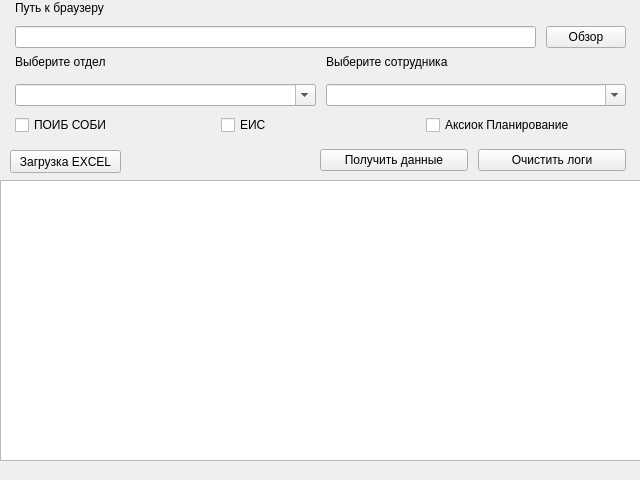
This is interfaces/MainWindow.ui in Ara-Bog/KingMatrixDesk as Qt 5 draws it before an edit. The edited form follows.
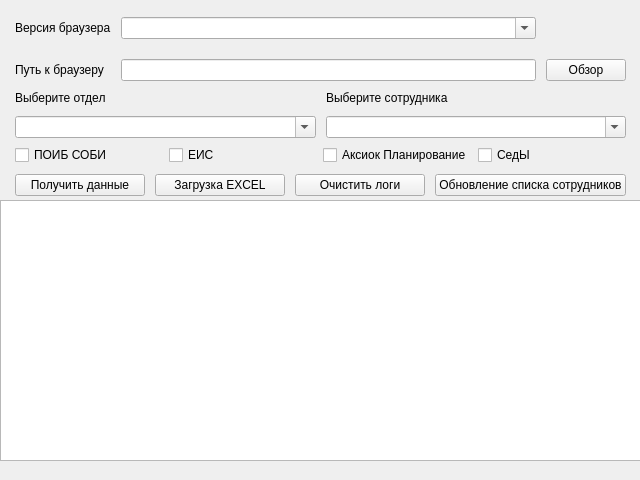
This is the edited form.

Patch:
```diff
--- a/interfaces/MainWindow.ui
+++ b/interfaces/MainWindow.ui
@@ -30,9 +30,9 @@
     <property name="geometry">
      <rect>
       <x>0</x>
-      <y>50</y>
+      <y>90</y>
       <width>641</width>
-      <height>61</height>
+      <height>51</height>
      </rect>
     </property>
     <layout class="QGridLayout" name="filterWrap">
@@ -121,7 +121,7 @@
     <property name="geometry">
      <rect>
       <x>0</x>
-      <y>110</y>
+      <y>140</y>
       <width>641</width>
       <height>31</height>
      </rect>
@@ -143,16 +143,6 @@
        </property>
       </widget>
      </item>
-     <item row="0" column="1">
-      <widget class="QCheckBox" name="checkerEis">
-       <property name="cursor">
-        <cursorShape>PointingHandCursor</cursorShape>
-       </property>
-       <property name="text">
-        <string>ЕИС</string>
-       </property>
-      </widget>
-     </item>
      <item row="0" column="2">
       <widget class="QCheckBox" name="checkerAxiok">
        <property name="cursor">
@@ -163,15 +153,35 @@
        </property>
       </widget>
      </item>
+     <item row="0" column="1">
+      <widget class="QCheckBox" name="checkerEis">
+       <property name="cursor">
+        <cursorShape>PointingHandCursor</cursorShape>
+       </property>
+       <property name="text">
+        <string>ЕИС</string>
+       </property>
+      </widget>
+     </item>
+     <item row="0" column="3">
+      <widget class="QCheckBox" name="checkerSeds">
+       <property name="cursor">
+        <cursorShape>PointingHandCursor</cursorShape>
+       </property>
+       <property name="text">
+        <string>СедЫ</string>
+       </property>
+      </widget>
+     </item>
     </layout>
    </widget>
    <widget class="QTreeView" name="outView">
     <property name="geometry">
      <rect>
       <x>0</x>
-      <y>180</y>
+      <y>200</y>
       <width>641</width>
-      <height>281</height>
+      <height>261</height>
      </rect>
     </property>
     <property name="editTriggers">
@@ -190,16 +200,19 @@
    <widget class="QWidget" name="horizontalLayoutWidget">
     <property name="geometry">
      <rect>
-      <x>320</x>
-      <y>140</y>
-      <width>321</width>
-      <height>41</height>
+      <x>0</x>
+      <y>170</y>
+      <width>641</width>
+      <height>31</height>
      </rect>
     </property>
     <layout class="QHBoxLayout" name="horizontalLayout">
      <property name="spacing">
       <number>10</number>
      </property>
+     <property name="leftMargin">
+      <number>15</number>
+     </property>
      <property name="rightMargin">
       <number>15</number>
      </property>
@@ -213,6 +226,13 @@
        </property>
       </widget>
      </item>
+     <item>
+      <widget class="QPushButton" name="load_excel">
+       <property name="text">
+        <string>Загрузка EXCEL</string>
+       </property>
+      </widget>
+     </item>
      <item>
       <widget class="QPushButton" name="clear_logs">
        <property name="cursor">
@@ -223,15 +243,22 @@
        </property>
       </widget>
      </item>
+     <item>
+      <widget class="QPushButton" name="callAPI">
+       <property name="text">
+        <string>Обновление списка сотрудников</string>
+       </property>
+      </widget>
+     </item>
     </layout>
    </widget>
    <widget class="QWidget" name="gridLayoutWidget_3">
     <property name="geometry">
      <rect>
       <x>0</x>
-      <y>0</y>
+      <y>7</y>
       <width>641</width>
-      <height>48</height>
+      <height>85</height>
      </rect>
     </property>
     <layout class="QGridLayout" name="gridLayout_2">
@@ -244,21 +271,7 @@
      <property name="spacing">
       <number>10</number>
      </property>
-     <item row="1" column="1">
-      <widget class="QPushButton" name="file_dialog">
-       <property name="text">
-        <string>Обзор</string>
-       </property>
-      </widget>
-     </item>
-     <item row="1" column="0">
-      <widget class="QLineEdit" name="browserPath">
-       <property name="acceptDrops">
-        <bool>false</bool>
-       </property>
-      </widget>
-     </item>
-     <item row="0" column="0">
+     <item row="2" column="1">
       <widget class="QLabel" name="label_3">
        <property name="text">
         <string>Путь к браузеру</string>
@@ -268,21 +281,48 @@
        </property>
       </widget>
      </item>
+     <item row="1" column="1">
+      <widget class="QLabel" name="label_4">
+       <property name="text">
+        <string>Версия браузера</string>
+       </property>
+      </widget>
+     </item>
+     <item row="2" column="2">
+      <widget class="QLineEdit" name="browserPath">
+       <property name="acceptDrops">
+        <bool>false</bool>
+       </property>
+      </widget>
+     </item>
+     <item row="2" column="3">
+      <widget class="QPushButton" name="file_dialog">
+       <property name="text">
+        <string>Обзор</string>
+       </property>
+      </widget>
+     </item>
+     <item row="1" column="2">
+      <widget class="QComboBox" name="selectVersionBrowser">
+       <property name="enabled">
+        <bool>true</bool>
+       </property>
+       <property name="whatsThis">
+        <string/>
+       </property>
+       <property name="editable">
+        <bool>true</bool>
+       </property>
+       <property name="placeholderText">
+        <string>Выберите отдел</string>
+       </property>
+       <property name="frame">
+        <bool>true</bool>
+       </property>
+      </widget>
+     </item>
     </layout>
    </widget>
-   <widget class="QPushButton" name="load_excel">
-    <property name="geometry">
-     <rect>
-      <x>10</x>
-      <y>150</y>
-      <width>111</width>
-      <height>23</height>
-     </rect>
-    </property>
-    <property name="text">
-     <string>Загрузка EXCEL</string>
-    </property>
-   </widget>
   </widget>
   <widget class="QMenuBar" name="menubar">
    <property name="geometry">
```
Left out of the diff: 3 changed lines with no effect on the pictures.
